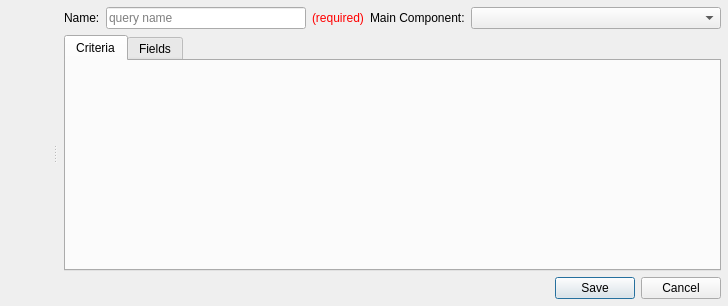
The window that FWAdminLib/inventory/QueryBuilder.ui (fw-dev/translations) describes before a commit, drawn with Qt 5.
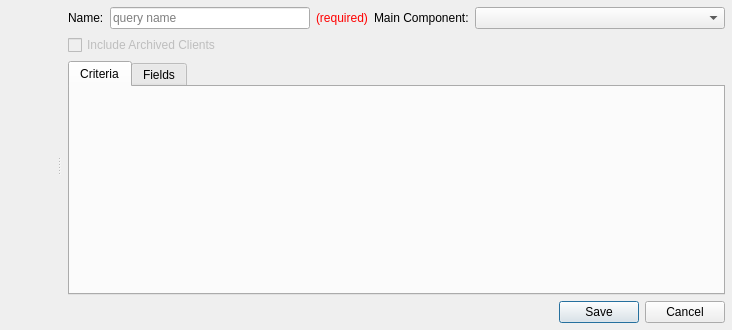
The same window after the commit. Custom widgets are drawn as their Qt base class.

```diff
--- a/FWAdminLib/inventory/QueryBuilder.ui
+++ b/FWAdminLib/inventory/QueryBuilder.ui
@@ -6,8 +6,8 @@
    <rect>
     <x>0</x>
     <y>0</y>
-    <width>728</width>
-    <height>306</height>
+    <width>732</width>
+    <height>330</height>
    </rect>
   </property>
   <property name="windowTitle">
@@ -30,6 +30,20 @@
       <layout class="QVBoxLayout" name="verticalLayout">
        <property name="margin">
         <number>7</number>
+       </property>
+       <property name="topMargin">
+        <number>7</number>
+       </property>
+       <property name="rightMargin">
+        <number>7</number>
+       </property>
+       <property name="bottomMargin">
+        <number>7</number>
+       </property>
+       <item>
+        <layout class="QVBoxLayout" name="queryMetaInfoVLayout">
+         <property name="sizeConstraint">
+          <enum>QLayout::SetDefaultConstraint</enum>
        </property>
        <item>
         <layout class="QHBoxLayout" name="horizontalLayout_2">
@@ -165,6 +179,18 @@
          </item>
         </layout>
        </item>
+        </layout>
+       </item>
+       <item>
+        <widget class="QCheckBox" name="includeArchivedClients">
+         <property name="enabled">
+          <bool>false</bool>
+         </property>
+         <property name="text">
+          <string>Include Archived Clients</string>
+         </property>
+        </widget>
+       </item>
        <item>
         <widget class="FTabWidget" name="tabWidget">
          <property name="currentIndex">
@@ -300,6 +326,12 @@
   </layout>
  </widget>
  <customwidgets>
+  <customwidget>
+   <class>PrettySplitter</class>
+   <extends>QSplitter</extends>
+   <header>FileWaveGuiLib/prettysplitter/prettysplitter.h</header>
+   <container>1</container>
+  </customwidget>
   <customwidget>
    <class>InventoryCriteriaWidget</class>
    <extends>QWidget</extends>
@@ -312,12 +344,6 @@
    <header>FileWaveGuiLib/circularprogressindicator.h</header>
    <container>1</container>
   </customwidget>
-  <customwidget>
-   <class>PrettySplitter</class>
-   <extends>QSplitter</extends>
-   <header>FileWaveGuiLib/prettysplitter/prettysplitter.h</header>
-   <container>1</container>
-  </customwidget>
   <customwidget>
    <class>FTabWidget</class>
    <extends>QTabWidget</extends>
```
Left out of the diff: 24 changed lines with no effect on the pictures. Lines whose indentation alone changed are shown as unchanged.
